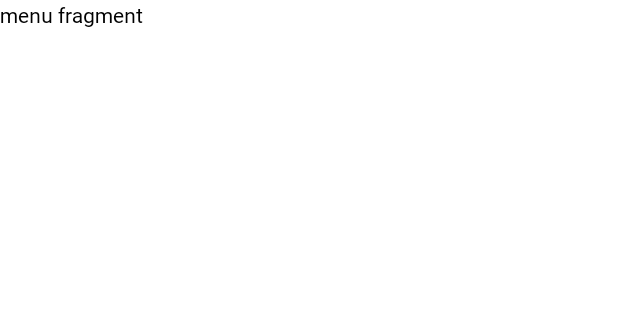
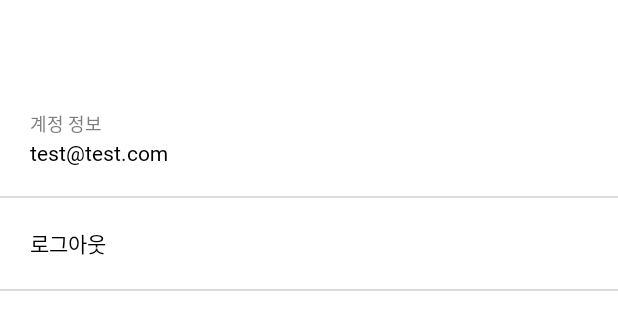
Before and after one commit to tjswls0424/Calenee, an Android app: the layout fragment_menu.xml on its own in the app's theme, with its tools: preview values and no code run, on a phone screen of 412 x 824 dp. Shown: the top 330 px of the screen. Run offline under Robolectric (Android 15) with nearby library versions, the phone set to English and light mode, and no system bars.

Commit message:
[add] logout

```diff
--- a/app/src/main/res/layout/fragment_menu.xml
+++ b/app/src/main/res/layout/fragment_menu.xml
@@ -1,14 +1,49 @@
 <?xml version="1.0" encoding="utf-8"?>
-<FrameLayout xmlns:android="http://schemas.android.com/apk/res/android"
+<androidx.constraintlayout.widget.ConstraintLayout xmlns:android="http://schemas.android.com/apk/res/android"
+    xmlns:app="http://schemas.android.com/apk/res-auto"
     xmlns:tools="http://schemas.android.com/tools"
     android:layout_width="match_parent"
     android:layout_height="match_parent"
+    android:paddingVertical="50dp"
     tools:context=".MenuFragment">
 
-    <!-- TODO: Update blank fragment layout -->
-    <TextView
-        android:layout_width="match_parent"
-        android:layout_height="match_parent"
-        android:text="menu fragment" />
+    <LinearLayout
+        android:id="@+id/my_account_layout"
+        style="@style/MenuLayout"
+        app:layout_constraintTop_toTopOf="parent"
+        tools:ignore="MissingConstraints">
 
-</FrameLayout>
+        <TextView
+            style="@style/MenuTitle"
+            android:text="계정 정보" />
+
+        <TextView
+            android:id="@+id/my_account_tv"
+            style="@style/MenuContents"
+            tools:text="test@test.com" />
+    </LinearLayout>
+
+    <View
+        android:id="@+id/divider1"
+        style="@style/MenuDivider"
+        app:layout_constraintTop_toBottomOf="@id/my_account_layout"
+        tools:ignore="MissingConstraints" />
+
+    <LinearLayout
+        android:id="@+id/logout_layout"
+        style="@style/MenuLayout"
+        app:layout_constraintTop_toBottomOf="@+id/divider1"
+        tools:ignore="MissingConstraints">
+
+        <TextView
+            android:id="@+id/logout_btn"
+            style="@style/MenuContents"
+            android:text="@string/logout" />
+    </LinearLayout>
+
+    <View
+        android:id="@+id/divider2"
+        style="@style/MenuDivider"
+        app:layout_constraintTop_toBottomOf="@+id/logout_layout"
+        tools:ignore="MissingConstraints" />
+</androidx.constraintlayout.widget.ConstraintLayout>
--- a/app/src/main/res/values/style.xml
+++ b/app/src/main/res/values/style.xml
@@ -210,5 +210,33 @@
         <item name="android:padding">20dp</item>
     </style>
 
+    <style name="MenuTitle">
+        <item name="android:layout_width">match_parent</item>
+        <item name="android:layout_height">wrap_content</item>
+        <item name="android:paddingVertical">3dp</item>
+        <item name="android:includeFontPadding">false</item>
+        <item name="android:textColor">@color/light_grey3</item>
+        <item name="android:textSize">12sp</item>
+    </style>
+
+    <style name="MenuContents">
+        <item name="android:layout_width">match_parent</item>
+        <item name="android:layout_height">wrap_content</item>
+        <item name="android:includeFontPadding">false</item>
+        <item name="android:textSize">14sp</item>
+    </style>
+
+    <style name="MenuLayout">
+        <item name="android:layout_width">match_parent</item>
+        <item name="android:layout_height">wrap_content</item>
+        <item name="android:padding">20dp</item>
+        <item name="android:orientation">vertical</item>
+    </style>
+
+    <style name="MenuDivider">
+        <item name="android:layout_width">match_parent</item>
+        <item name="android:layout_height">1dp</item>
+        <item name="android:background">@color/light_grey2</item>
+    </style>
 
 </resources>
```
Also changed, not shown: app/src/main/java/org/jin/calenee/MainActivity.kt (+0 -40 lines), app/src/main/java/org/jin/calenee/MenuFragment.kt (+86 -39 lines).
